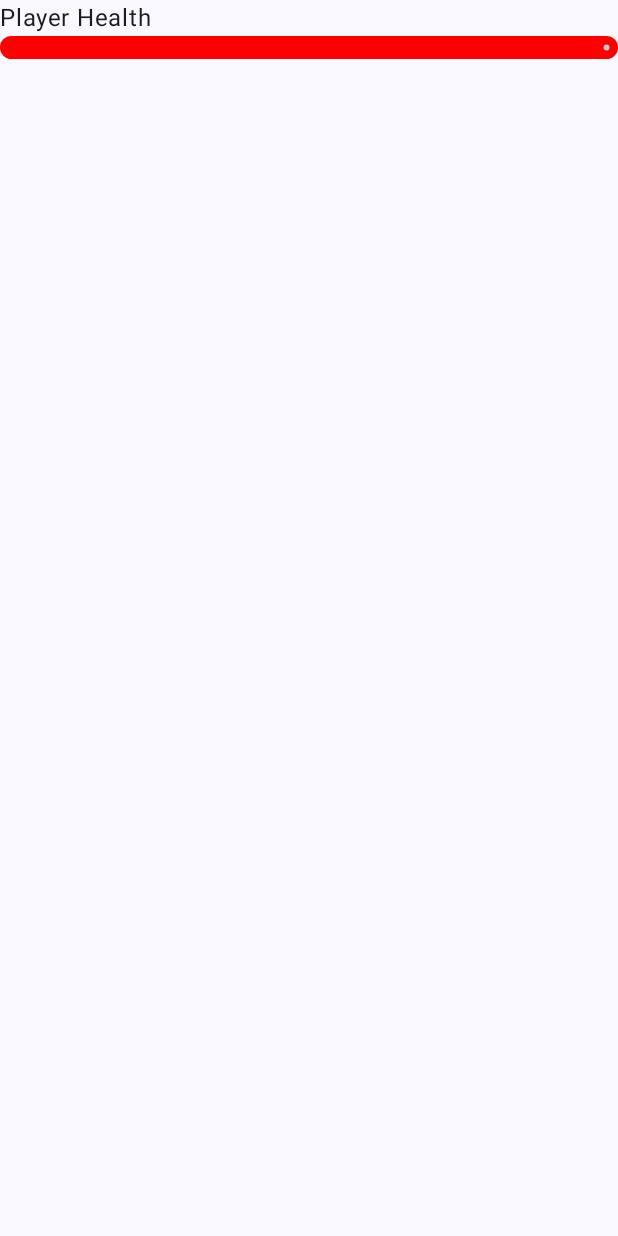
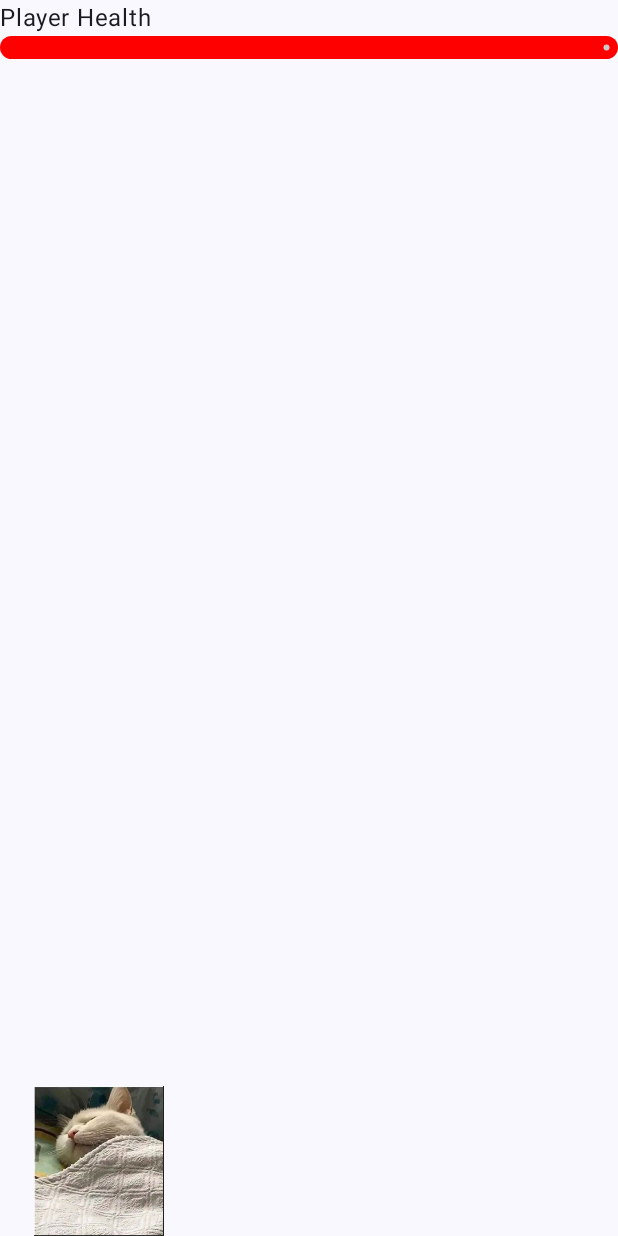
Before and after one commit to JustusUurtimo/Korttipakkka, an Android app built with Jetpack Compose: the screen it shows after launch (MainActivity), on a phone screen of 412 x 824 dp. Run offline under Robolectric (Android 15) with nearby library versions, the phone set to English and light mode, and no system bars.

Commit message:
vasemmassa aÃlanurkassa on nyt korttipakka, hover näyttää jäljellä olevat kortit

```diff
--- /dev/null
+++ b/app/src/main/java/com/sq/thed_ck_licker/Game.kt
@@ -0,0 +1,37 @@
+package com.sq.thed_ck_licker
+
+import androidx.compose.foundation.layout.Box
+import androidx.compose.foundation.layout.Column
+import androidx.compose.foundation.layout.PaddingValues
+import androidx.compose.foundation.layout.WindowInsets
+import androidx.compose.foundation.layout.asPaddingValues
+import androidx.compose.foundation.layout.fillMaxSize
+import androidx.compose.foundation.layout.fillMaxWidth
+import androidx.compose.foundation.layout.navigationBars
+import androidx.compose.foundation.layout.padding
+import androidx.compose.runtime.Composable
+import androidx.compose.runtime.mutableStateOf
+import androidx.compose.runtime.remember
+import androidx.compose.ui.Modifier
+import com.sq.thed_ck_licker.card.CardData
+import com.sq.thed_ck_licker.card.CardDeck
+import com.sq.thed_ck_licker.player.HealthBar
+
+
+@Composable
+fun Game(innerPadding: PaddingValues) {
+    val navigationBarPadding = WindowInsets.navigationBars.asPaddingValues()
+    Column(modifier = Modifier.fillMaxWidth()) {
+        val cardsOnDeck = remember { mutableStateOf(CardData.cards) }
+
+        HealthBar(0f, modifier = Modifier.padding(innerPadding))
+
+        Box(
+            modifier = Modifier.fillMaxSize()
+        ) {
+            CardDeck(navigationBarPadding, cardsOnDeck.value.size)
+        }
+
+
+    }
+}
--- a/app/src/main/java/com/sq/thed_ck_licker/MainActivity.kt
+++ b/app/src/main/java/com/sq/thed_ck_licker/MainActivity.kt
@@ -5,12 +5,10 @@ import androidx.activity.ComponentActivity
 import androidx.activity.compose.setContent
 import androidx.activity.enableEdgeToEdge
 import androidx.compose.foundation.layout.fillMaxSize
-import androidx.compose.foundation.layout.padding
 import androidx.compose.material3.Scaffold
 import androidx.compose.runtime.Composable
 import androidx.compose.ui.Modifier
 import androidx.compose.ui.tooling.preview.Preview
-import com.sq.thed_ck_licker.player.HealthBar
 import com.sq.thed_ck_licker.ui.theme.TheD_ck_LickerTheme
 
 class MainActivity : ComponentActivity() {
@@ -20,7 +18,7 @@ class MainActivity : ComponentActivity() {
         setContent {
             TheD_ck_LickerTheme {
                 Scaffold(modifier = Modifier.fillMaxSize()) { innerPadding ->
-                    HealthBar(0f, modifier = Modifier.padding(innerPadding))
+                    Game(innerPadding)
                 }
             }
         }
@@ -31,6 +29,8 @@ class MainActivity : ComponentActivity() {
 @Composable
 fun GreetingPreview() {
     TheD_ck_LickerTheme {
-        HealthBar(0f)
+        Scaffold(modifier = Modifier.fillMaxSize()) { innerPadding ->
+            Game(innerPadding)
+        }
     }
 }
--- /dev/null
+++ b/app/src/main/java/com/sq/thed_ck_licker/card/Card.kt
@@ -0,0 +1,64 @@
+package com.sq.thed_ck_licker.card
+
+import androidx.compose.foundation.Image
+import androidx.annotation.DrawableRes
+import androidx.compose.foundation.layout.width
+import androidx.compose.foundation.layout.wrapContentHeight
+import androidx.compose.runtime.Composable
+import androidx.compose.runtime.mutableStateOf
+import androidx.compose.runtime.remember
+import androidx.compose.ui.Modifier
+import androidx.compose.ui.geometry.Offset
+import androidx.compose.ui.layout.onGloballyPositioned
+import androidx.compose.ui.layout.positionInRoot
+import androidx.compose.ui.res.painterResource
+import androidx.compose.ui.unit.dp
+import com.sq.thed_ck_licker.R
+
+data class CardClass(
+    val id: Int,
+    @DrawableRes val cardImage: Int,
+)
+
+object CardData {
+    val cards = listOf(
+        CardClass(
+            id = 1,
+            cardImage = R.drawable.kunkku
+        ),
+        CardClass(
+            id = 2,
+            cardImage = R.drawable.jatka
+        ),
+        CardClass(
+            id = 3,
+            cardImage = R.drawable.card_2
+        ),
+        CardClass(
+            id = 4,
+            cardImage = R.drawable.card_3
+        ),
+        CardClass(
+            id = 5,
+            cardImage = R.drawable.card_4
+        )
+    )
+}
+
+@Composable
+fun Card(
+    card: CardClass,
+    index: Int,
+    modifier: Modifier = Modifier
+) {
+    val cardOriginalOffset = remember {
+        mutableStateOf(Offset.Zero)
+    }
+    Image(
+        painter = painterResource(id = card.cardImage),
+        contentDescription = "Card ${card.id}",
+        modifier = modifier
+            .width(120.dp)
+            .wrapContentHeight()
+    )
+}
--- /dev/null
+++ b/app/src/main/java/com/sq/thed_ck_licker/card/CardDeck.kt
@@ -0,0 +1,65 @@
+package com.sq.thed_ck_licker.card
+
+import androidx.compose.foundation.Image
+import androidx.compose.foundation.layout.Box
+import androidx.compose.foundation.layout.PaddingValues
+import androidx.compose.foundation.layout.fillMaxSize
+import androidx.compose.foundation.layout.padding
+import androidx.compose.foundation.layout.size
+import androidx.compose.material3.ExperimentalMaterial3Api
+import androidx.compose.material3.MaterialTheme
+import androidx.compose.material3.Surface
+import androidx.compose.material3.Text
+import androidx.compose.material3.TooltipBox
+import androidx.compose.material3.TooltipDefaults
+import androidx.compose.material3.rememberTooltipState
+import androidx.compose.runtime.Composable
+import androidx.compose.ui.Alignment
+import androidx.compose.ui.Modifier
+import androidx.compose.ui.res.painterResource
+import androidx.compose.ui.unit.dp
+import com.sq.thed_ck_licker.R
+
+@OptIn(ExperimentalMaterial3Api::class)
+@Composable
+fun CardDeck(navigationBarPadding: PaddingValues, cardCount: Int) {
+    Box(
+        modifier = Modifier
+            .fillMaxSize()
+    ) {
+        Box(
+            modifier = Modifier
+                .align(Alignment.BottomStart)
+                .padding(
+                    start = 16.dp,
+                    bottom = navigationBarPadding.calculateBottomPadding() // Add bottom padding for the navigation bar
+                )
+        ) {
+            TooltipBox(
+                tooltip = {
+                    Surface(
+                        shape = MaterialTheme.shapes.medium,
+                        color = MaterialTheme.colorScheme.surfaceVariant,
+                        contentColor = MaterialTheme.colorScheme.onSurfaceVariant
+                    ) {
+                        Text(
+                            text = "Cards: $cardCount",
+                        )
+                    }
+                },
+                state = rememberTooltipState(),
+                modifier = Modifier
+                    .align(Alignment.BottomStart)
+                    .size(100.dp),
+                positionProvider = TooltipDefaults.rememberPlainTooltipPositionProvider()
+            ) {
+                Image(
+                    painter = painterResource(id = R.drawable.card_back),
+                    contentDescription = "Card back",
+                    modifier = Modifier
+                        .fillMaxSize()
+                )
+            }
+        }
+    }
+}
--- /dev/null
+++ b/app/src/main/java/com/sq/thed_ck_licker/player/Hand.kt
@@ -0,0 +1 @@
+package com.sq.thed_ck_licker.player
```
Also changed, not shown: app/src/main/res/drawable/card_2.png (added), app/src/main/res/drawable/card_3.png (added), app/src/main/res/drawable/card_4.png (added), app/src/main/res/drawable/card_back.PNG (added), app/src/main/res/drawable/jatka.png (added), app/src/main/res/drawable/kunkku.png (added).
